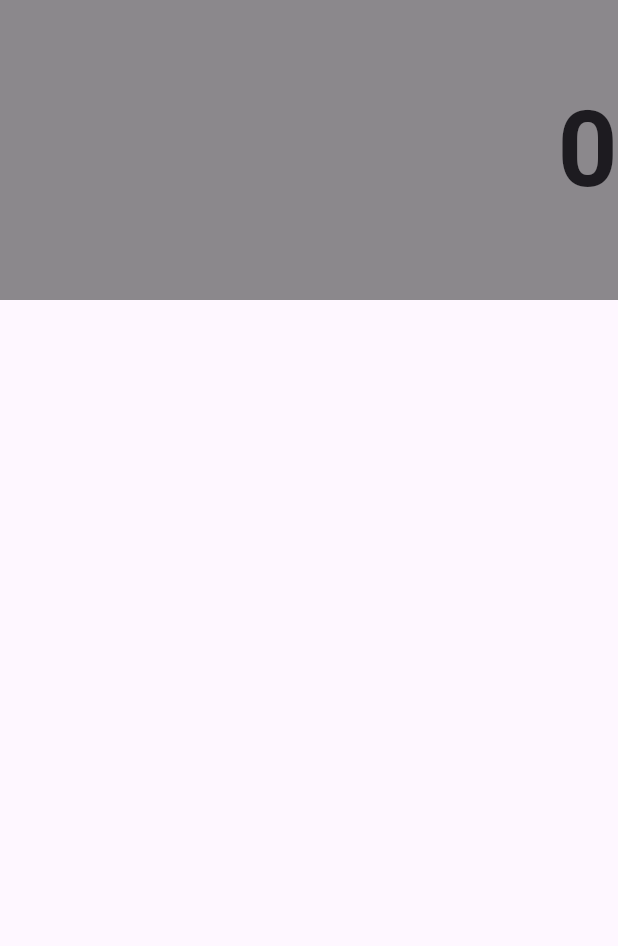
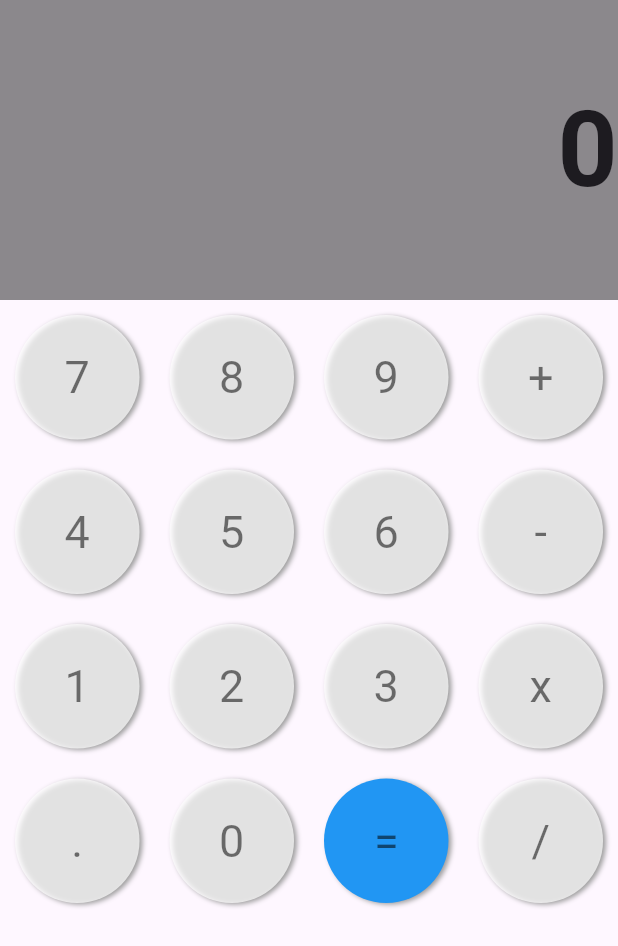
Before and after one commit to 0x000UK/Calculator_flutter, a Flutter app: the screen it shows after launch, on a phone screen of 412 x 824 dp. Shown: the top 946 px of the screen. Run offline on Flutter 3.47's test engine with Material 2 defaults, Android fonts, the phone set to English and light mode, and no system bars.

Commit message:
added new keypad file and updated the main file

```diff
--- /dev/null
+++ b/lib/keypad.dart
@@ -0,0 +1,88 @@
+import 'package:flutter/material.dart';
+
+class MyKeys extends StatelessWidget {
+
+  const MyKeys({super.key});
+
+  @override
+  Widget build(BuildContext context){
+    return Expanded(
+
+    child :Container(
+      //color: Colors.blue,
+    child : GridView.count(
+      crossAxisCount: 4,
+      children:const [
+
+          CalculatorButton(text: '7'),
+          CalculatorButton(text: '8'),
+          CalculatorButton(text: '9'),
+          CalculatorButton(text: '+'),
+          CalculatorButton(text: '4'),
+          CalculatorButton(text: '5'),
+          CalculatorButton(text: '6'),
+          CalculatorButton(text: '-'),
+          CalculatorButton(text: '1'),
+          CalculatorButton(text: '2'),
+          CalculatorButton(text: '3'),
+          CalculatorButton(text: 'x'),
+          CalculatorButton(text: '.'),
+          CalculatorButton(text: '0'),
+          CalculatorButton(text: '=', isEqualsButton: true),
+          CalculatorButton(text: '/'),
+        ],
+      )
+    )
+      );
+  }
+}
+
+class CalculatorButton extends StatelessWidget {
+
+  final String text;
+  final bool isEqualsButton;
+
+
+  const CalculatorButton({
+    Key? key,
+    required this.text,
+    this.isEqualsButton = false,
+
+  }) : super(key: key);
+
+  @override
+  Widget build(BuildContext context) {
+    return Padding(
+    padding: const EdgeInsets.all(10),
+    child: Ink(
+      width: 60,
+      height: 60,
+      decoration:  BoxDecoration(
+        boxShadow: const [
+          BoxShadow(
+            color:  Colors.grey,
+            offset: Offset(2, 1),
+            blurRadius: 2
+          ),
+        ],
+        borderRadius:const BorderRadius.all(
+          Radius.circular(45)
+        ),
+        color: isEqualsButton?Colors.blue : Colors.white70,
+      ),
+      child: InkWell(
+        customBorder: const RoundedRectangleBorder(
+          borderRadius: BorderRadius.all(Radius.circular(45)),
+        ),
+        onTap:() {},
+        child: Center(
+          child: Text(
+            text,
+            style: const TextStyle(fontSize: 30, color: Colors.black54),
+          )
+        ),
+      ),
+    )
+  );
+  }
+}
--- a/lib/main.dart
+++ b/lib/main.dart
@@ -1,5 +1,6 @@
 import 'package:flutter/material.dart';
 import 'display.dart';
+import 'keypad.dart';
 
 void main() {
   runApp(const MyApp());
@@ -42,7 +43,8 @@ class _MyHomePageState extends State<MyHomePage> {
     return Scaffold(
       body: Column(
         children: [
-          MyDisplay(screenSize: size, input: input, output: output)
+          MyDisplay(screenSize: size, input: input, output: output),
+          const MyKeys()
         ],
       )
     );
```
